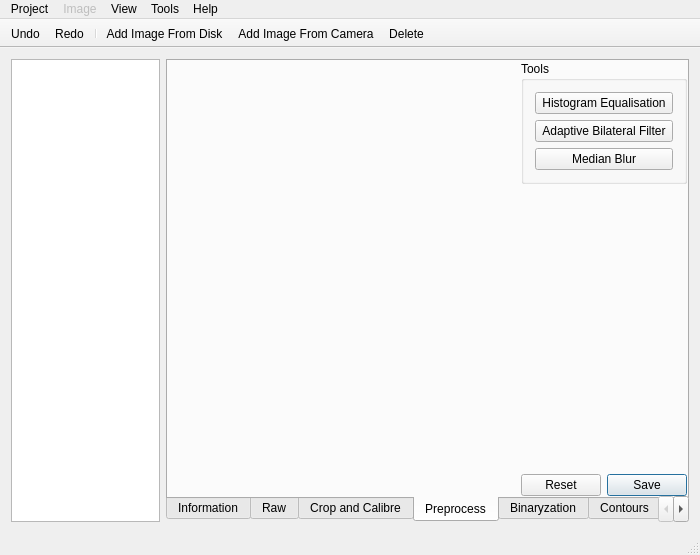
librehat/caiga, file gui/mainwindow.ui: the form before one commit.
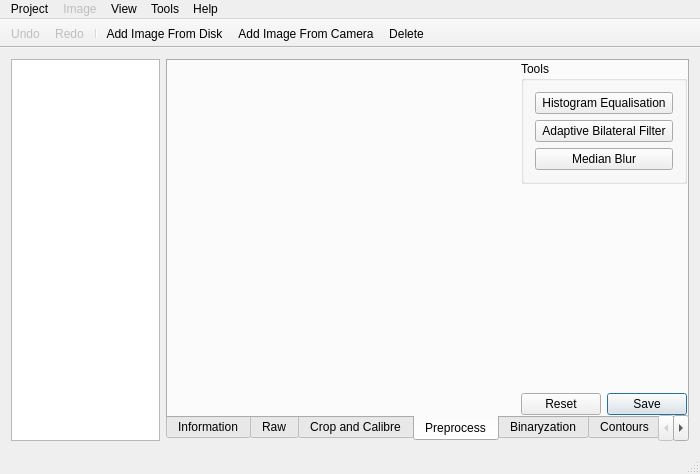
The form after the commit. Icons and pictures are not drawn. Custom widgets are drawn as their Qt base class.

Commit message:
undo/redo only enabled in preTab.
use const static keyword for aboutText.

```diff
--- a/gui/mainwindow.ui
+++ b/gui/mainwindow.ui
@@ -7,7 +7,7 @@
     <x>0</x>
     <y>0</y>
     <width>700</width>
-    <height>555</height>
+    <height>474</height>
    </rect>
   </property>
   <property name="sizePolicy">
@@ -832,6 +832,9 @@
    </property>
   </action>
   <action name="actionUndo">
+   <property name="enabled">
+    <bool>false</bool>
+   </property>
    <property name="text">
     <string>Undo</string>
    </property>
@@ -840,6 +843,9 @@
    </property>
   </action>
   <action name="actionRedo">
+   <property name="enabled">
+    <bool>false</bool>
+   </property>
    <property name="text">
     <string>Redo</string>
    </property>
```
Left out of the diff: 8 changed lines with no effect on the pictures. The commit also changes 3 other files.
